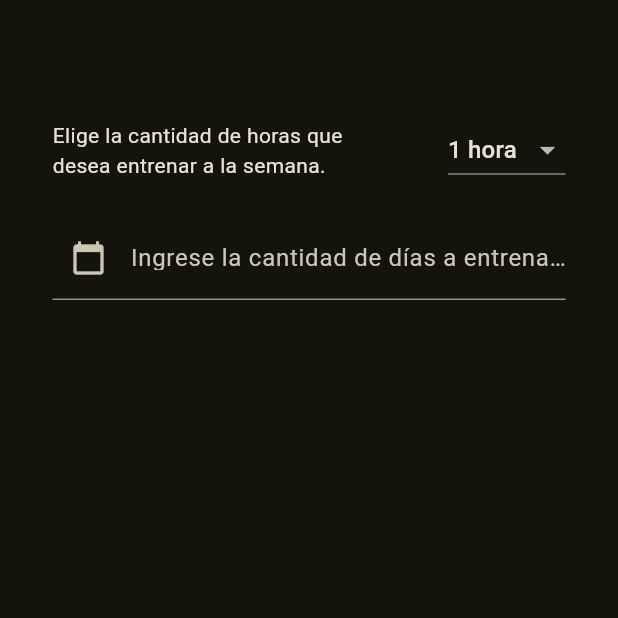
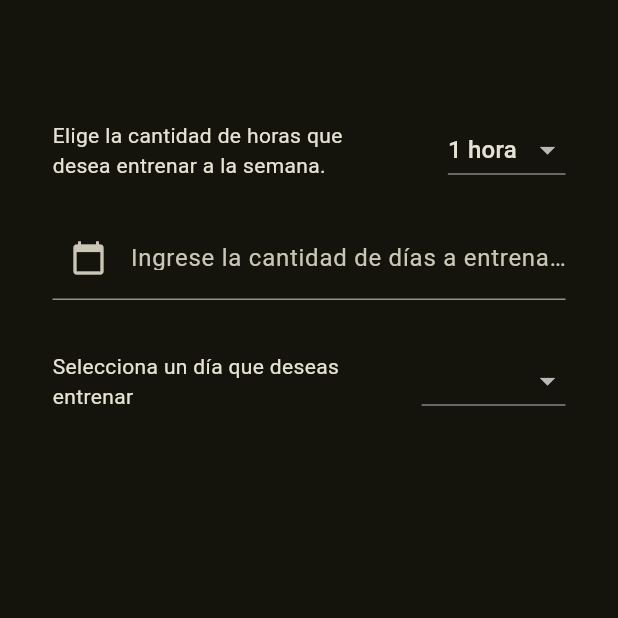
Before and after one commit to edunickdev/VelApp, a Flutter app: the InfoHabitsScreen screen opened by its route, on a phone screen of 412 x 824 dp, the top half of it. Run offline on Flutter 3.47's test engine with Material 2 defaults, Android fonts, the light colour scheme and no system bars; our stand-ins replace flutter_riverpod, go_router.

Commit message:
botones en habits screen

```diff
--- a/lib/presentation/user/providers/user_providers.dart
+++ b/lib/presentation/user/providers/user_providers.dart
@@ -2,14 +2,15 @@ import 'package:flutter_riverpod/flutter_riverpod.dart';
 import 'package:vel_app/presentation/user/models/user_model.dart';
 
 
-final titleAppbarProvider = StateProvider<String>((ref) => '');
+final titleAppbarProvider = StateProvider<String>(( ref ) => '');
 
-final statusInfoBasicProvider = StateProvider<bool>((ref) => false);
-final statusInfoMedicProvider = StateProvider<bool>((ref) => false);
-final statusInfoHabitsProvider = StateProvider<bool>((ref) => false);
+final statusInfoBasicProvider = StateProvider<bool>(( ref ) => false);
+final statusInfoMedicProvider = StateProvider<bool>(( ref ) => false);
+final statusInfoHabitsProvider = StateProvider<bool>(( ref ) => false);
 
-final listaGenerosProvider = StateProvider<ListaGeneros>((ref) {
+final horaSeleccionadaProvider = StateProvider<int>(( ref ) => 1);
+final diaSeleccionadoProvider = StateProvider<String>(( ref ) => '');
+
+final listaGenerosProvider = StateProvider<ListaGeneros>(( ref ) {
   return ListaGeneros.masculino;
 } );
-
-final horaSeleccionadaProvider = StateProvider<int>((ref) => 1);
--- a/lib/presentation/user/screens/habits_info_screen.dart
+++ b/lib/presentation/user/screens/habits_info_screen.dart
@@ -12,7 +12,16 @@ class InfoHabitsScreen extends ConsumerWidget {
   Widget build(BuildContext context, WidgetRef ref) {
     final String titleAppbar = ref.watch(titleAppbarProvider);
     final List<int> horasEntrenamiento = [1, 2, 3, 4, 5];
-    int horaSeleccionada = ref.watch(horaSeleccionadaProvider);
+    final int horaSeleccionada = ref.watch(horaSeleccionadaProvider);
+    final String diaSeleccionado = ref.watch(diaSeleccionadoProvider);
+    final List<String> diasSemana = [
+      'Lunes',
+      'Martes',
+      'Miercoles',
+      'Jueves',
+      'Viernes',
+      'Sábado'
+    ];
 
     return Scaffold(
       appBar: AppBar(
@@ -31,16 +40,16 @@ class InfoHabitsScreen extends ConsumerWidget {
                             'Elige la cantidad de horas que desea entrenar a la semana.')),
                     const SizedBox(width: 30),
                     DropdownButton(
+                      padding: const EdgeInsets.symmetric(vertical: 20),
                       value: horaSeleccionada,
-                      padding: const EdgeInsets.symmetric(vertical: 20),
                       items: horasEntrenamiento
-                          .map((e) => DropdownMenuItem(
-                              value: e,
-                              child: Text(e == 1 ? '$e hora' : '$e horas')))
+                          .map((hora) => DropdownMenuItem(
+                              value: hora,
+                              child: Text(
+                                  hora == 1 ? '$hora hora' : '$hora horas')))
                           .toList(),
                       onChanged: (value) {
-                        ref.read(horaSeleccionadaProvider.notifier).state =
-                            value!;
+                        ref.read(horaSeleccionadaProvider.notifier).state = value!;
                       },
                     ),
                   ],
@@ -49,15 +58,34 @@ class InfoHabitsScreen extends ConsumerWidget {
               const Padding(
                 padding: EdgeInsets.symmetric(horizontal: 35),
                 child: CustomTextInput(
-
-                    'Ingrese la cantidad de días a entrenar en la semana',
-                    heightCursor: 23,
-                    keyboardType: TextInputType.number,
-                    alignText: TextAlign.left,
-                    customIcon: Icon(Icons.calendar_today),
-                    validations: [
-
-                    ]),
+                  'Ingrese la cantidad de días a entrenar en la semana',
+                  heightCursor: 23,
+                  keyboardType: TextInputType.number,
+                  alignText: TextAlign.left,
+                  customIcon: Icon(Icons.calendar_today),
+                ),
+              ),
+              const SizedBox(height: 30),
+              Padding(
+                padding: const EdgeInsets.symmetric(horizontal: 35),
+                child: Row(
+                  children: [
+                    const Expanded(
+                        child: Text('Selecciona un día que deseas entrenar')),
+                    DropdownButton(
+                      value: diaSeleccionado,
+                      items: diasSemana
+                          .map((dia) =>
+                              DropdownMenuItem(
+                                value: dia,
+                                child: Text(dia)))
+                          .toList(),
+                      onChanged: (value) {
+                        ref.read(diaSeleccionadoProvider.notifier).state = value!;
+                      },
+                    ),
+                  ],
+                ),
               )
             ],
           ),
```
Also changed, not shown: pubspec.lock.
